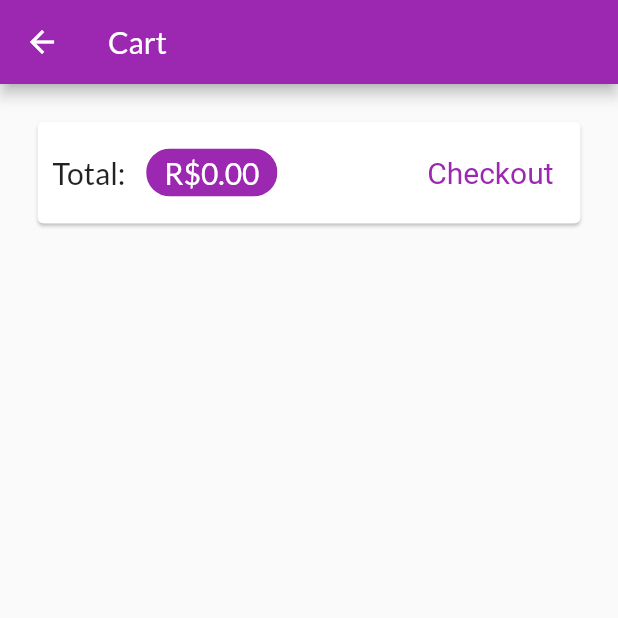
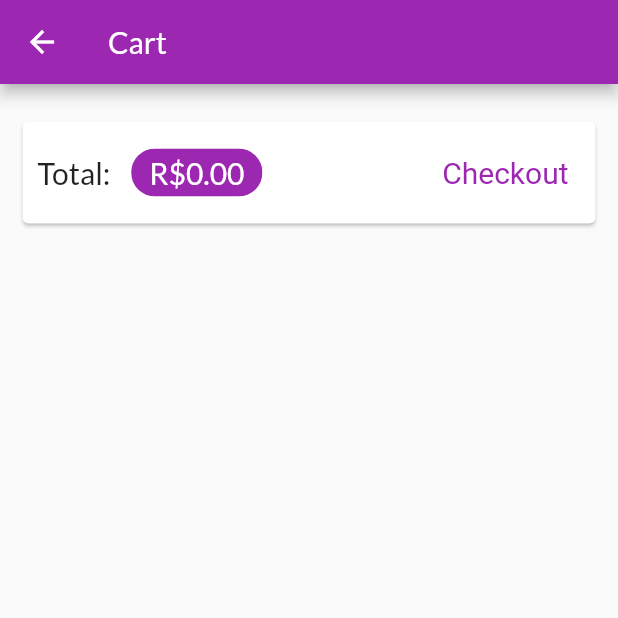
Before and after one commit to YuriGarciaRibeiro/Shop_Flutter, a Flutter app: the CartPage screen opened by its route, on a phone screen of 412 x 824 dp, the top half of it. Run offline on Flutter 3.47's test engine with Material 2 defaults, Android fonts, the phone set to English and light mode, and no system bars; network calls fail.

```diff
--- a/lib/main.dart
+++ b/lib/main.dart
@@ -14,6 +14,9 @@ void main() {
 
 class MyApp extends StatelessWidget {
   const MyApp({Key? key}) : super(key: key);
+
+
+
 
   // This widget is the root of your application.
   @override
@@ -32,6 +35,7 @@ class MyApp extends StatelessWidget {
         theme: ThemeData(
           colorScheme: ColorScheme.fromSwatch(primarySwatch: Colors.purple)
               .copyWith(secondary: Colors.deepOrange),
+
           fontFamily: 'Lato',
         ),
         debugShowCheckedModeBanner: false,
--- a/lib/pages/cart_page.dart
+++ b/lib/pages/cart_page.dart
@@ -1,5 +1,6 @@
 import 'package:flutter/material.dart';
 import 'package:provider/provider.dart';
+import 'package:shop/components/cart_item_widget.dart';
 
 import '../models/cart.dart';
 
@@ -9,8 +10,7 @@ class CartPage extends StatelessWidget {
   @override
   Widget build(BuildContext context) {
     final Cart cart = Provider.of(context);
-
-
+    final cartItems = cart.items.values.toList();
     return Scaffold(
       appBar: AppBar(
         title: Text('Cart'),
@@ -18,7 +18,10 @@ class CartPage extends StatelessWidget {
       body: Column(
         children: [
           Card(
-            margin: const EdgeInsets.all(25),
+            margin: const EdgeInsets.symmetric(
+              horizontal: 15,
+              vertical: 25,
+            ),
             child: Padding(
               padding: const EdgeInsets.all(10),
               child: Row(
@@ -59,6 +62,12 @@ class CartPage extends StatelessWidget {
               ),
             ),
           ),
+          Expanded(
+            child: ListView.builder(
+              itemBuilder: (ctx, index) => CartItemWidget(cartItem: cartItems[index]),
+              itemCount: cartItems.length,
+            ),
+          )
         ],
       ),
     );
--- a/lib/pages/counter.dart
+++ b/lib/pages/counter.dart
@@ -21,7 +21,7 @@ class _CounterPageState extends State<CounterPage> {
           IconButton(
             onPressed: () {
               setState(() {
-                CounterProvider.of(context)?.state?.inc();
+                CounterProvider.of(context)?.state.inc();
               });
             },
             icon: Icon(Icons.add),
```
Also changed, not shown: lib/components/cart_item_widget.dart (added, +68 -0 lines).
